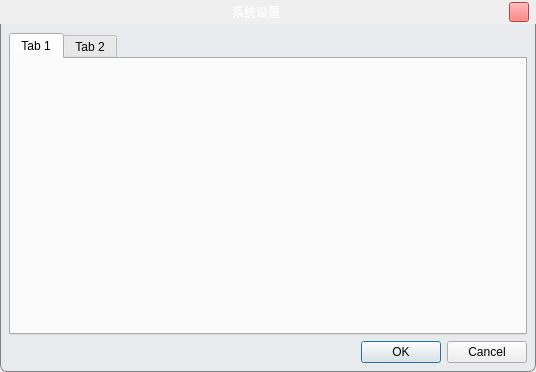
WatsonJay/tomato_farm, file gui/settingDialog.ui: the form before one commit.
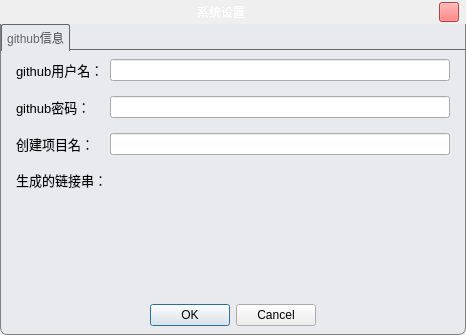
The form after the commit. The open tabs and pages were chosen to show the change. Icons and pictures are not drawn.

```diff
--- a/gui/settingDialog.ui
+++ b/gui/settingDialog.ui
@@ -6,13 +6,18 @@
    <rect>
     <x>0</x>
     <y>0</y>
-    <width>536</width>
-    <height>372</height>
+    <width>466</width>
+    <height>335</height>
    </rect>
   </property>
   <property name="windowTitle">
    <string>Dialog</string>
   </property>
+  <property name="styleSheet">
+   <string notr="true">QTabWidget QStackedWidget{   // 这里QStackedWidget背景设置成透明/其它颜色  
+    background: transparent;    
+}</string>
+  </property>
   <layout class="QVBoxLayout" name="verticalLayout" stretch="0,9">
    <property name="spacing">
     <number>0</number>
@@ -150,20 +155,177 @@
 </string>
      </property>
      <layout class="QVBoxLayout" name="verticalLayout_2">
+      <property name="leftMargin">
+       <number>1</number>
+      </property>
+      <property name="topMargin">
+       <number>0</number>
+      </property>
+      <property name="rightMargin">
+       <number>1</number>
+      </property>
       <item>
        <widget class="QTabWidget" name="tabWidget">
+        <property name="styleSheet">
+         <string notr="true">
+QTabWidget::tab-bar {
+	border: none;
+}
+QTabBar::tab {
+	border: none;
+	border-top-left-radius: 2px;
+	border-top-right-radius: 2px;
+	color: white;
+	border: 1px solid #656565;
+    background:#656565;
+	height: 18px;
+	min-width: 65px;
+	padding-left: 1px;
+	padding-right: 1px;
+}
+QTabBar::tab:hover {
+		background: #E9EAED;
+}
+QTabBar::tab:selected {
+	color: #656565;
+	height: 25px;
+	background: #E9EAED;
+	border-bottom: 1px solid #E9EAED;
+}
+QTabBar::tab:!selected{
+    margin-top:5px;
+}
+
+QTabWidget::pane{
+	border-top: 1px solid #656565;
+	margin-top: -2px;
+}
+#tab,#tab_2,#tab_3,#tab_4{
+    background:#E9EAED;
+}</string>
+        </property>
         <property name="currentIndex">
          <number>1</number>
         </property>
         <widget class="QWidget" name="tab">
          <attribute name="title">
-          <string>Tab 1</string>
+          <string>github信息</string>
          </attribute>
-        </widget>
-        <widget class="QWidget" name="tab_2">
-         <attribute name="title">
-          <string>Tab 2</string>
-         </attribute>
+         <layout class="QFormLayout" name="formLayout">
+          <property name="sizeConstraint">
+           <enum>QLayout::SetDefaultConstraint</enum>
+          </property>
+          <property name="fieldGrowthPolicy">
+           <enum>QFormLayout::AllNonFixedFieldsGrow</enum>
+          </property>
+          <property name="horizontalSpacing">
+           <number>3</number>
+          </property>
+          <property name="verticalSpacing">
+           <number>15</number>
+          </property>
+          <property name="leftMargin">
+           <number>15</number>
+          </property>
+          <property name="rightMargin">
+           <number>15</number>
+          </property>
+          <item row="0" column="0">
+           <widget class="QLabel" name="gitNameLabel">
+            <property name="font">
+             <font>
+              <family>Microsoft YaHei UI</family>
+              <pointsize>10</pointsize>
+             </font>
+            </property>
+            <property name="text">
+             <string>github用户名：</string>
+            </property>
+           </widget>
+          </item>
+          <item row="1" column="0">
+           <widget class="QLabel" name="gitPasswordLabel">
+            <property name="font">
+             <font>
+              <family>Microsoft YaHei UI</family>
+              <pointsize>10</pointsize>
+             </font>
+            </property>
+            <property name="text">
+             <string>github密码：</string>
+            </property>
+           </widget>
+          </item>
+          <item row="2" column="0">
+           <widget class="QLabel" name="gitProgramLabel">
+            <property name="font">
+             <font>
+              <family>Microsoft YaHei UI</family>
+              <pointsize>10</pointsize>
+             </font>
+            </property>
+            <property name="text">
+             <string>创建项目名：</string>
+            </property>
+           </widget>
+          </item>
+          <item row="0" column="1">
+           <widget class="QLineEdit" name="gitNameEdit"/>
+          </item>
+          <item row="1" column="1">
+           <widget class="QLineEdit" name="gitPasswordEdit"/>
+          </item>
+          <item row="2" column="1">
+           <widget class="QLineEdit" name="gitProgramEdit"/>
+          </item>
+          <item row="3" column="0">
+           <widget class="QLabel" name="linkLabel">
+            <property name="font">
+             <font>
+              <family>Microsoft YaHei UI</family>
+              <pointsize>10</pointsize>
+             </font>
+            </property>
+            <property name="text">
+             <string>生成的链接串：</string>
+            </property>
+           </widget>
+          </item>
+          <item row="3" column="1">
+           <widget class="QLabel" name="linkShowLabel">
+            <property name="minimumSize">
+             <size>
+              <width>0</width>
+              <height>0</height>
+             </size>
+            </property>
+            <property name="maximumSize">
+             <size>
+              <width>340</width>
+              <height>16777215</height>
+             </size>
+            </property>
+            <property name="font">
+             <font>
+              <family>Microsoft YaHei UI</family>
+              <pointsize>10</pointsize>
+             </font>
+            </property>
+            <property name="text">
+             <string/>
+            </property>
+            <property name="textFormat">
+             <enum>Qt::PlainText</enum>
+            </property>
+            <property name="alignment">
+             <set>Qt::AlignLeading|Qt::AlignLeft|Qt::AlignTop</set>
+            </property>
+            <property name="wordWrap">
+             <bool>true</bool>
+            </property>
+           </widget>
+          </item>
+         </layout>
         </widget>
        </widget>
       </item>
@@ -194,6 +356,9 @@
         <property name="standardButtons">
          <set>QDialogButtonBox::Cancel|QDialogButtonBox::Ok</set>
         </property>
+        <property name="centerButtons">
+         <bool>true</bool>
+        </property>
        </widget>
       </item>
      </layout>
```
Left out of the diff: 47 changed lines with no effect on the pictures.
